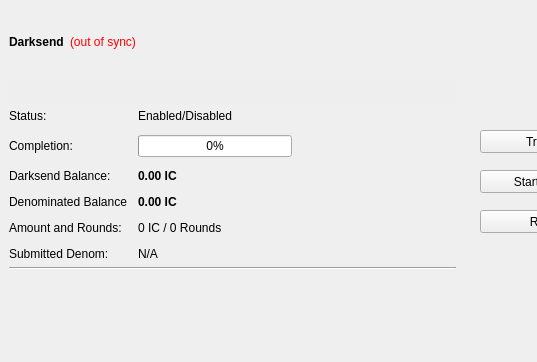
Above: src/qt/forms/darksendpage.ui from umlaeute/KonjCoin before the change; both pictures show x 0 to 537 and y 0 to 362 of the 1189 by 566 pixel window. Below: the same form after it.
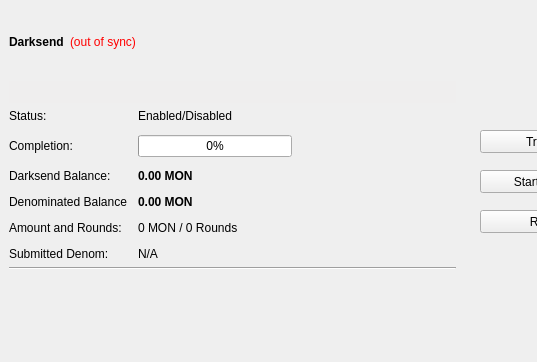
That is the form after the change.

```diff
--- a/src/qt/forms/darksendpage.ui
+++ b/src/qt/forms/darksendpage.ui
@@ -582,7 +582,7 @@
          </font>
         </property>
         <property name="text">
-         <string>0.00 IC</string>
+         <string>0.00 MON</string>
         </property>
        </widget>
       </item>
@@ -596,7 +596,7 @@
       <item row="5" column="1">
        <widget class="QLabel" name="labelAmountRounds">
         <property name="text">
-         <string>0 IC / 0 Rounds</string>
+         <string>0 MON / 0 Rounds</string>
         </property>
        </widget>
       </item>
@@ -633,7 +633,7 @@
          </font>
         </property>
         <property name="text">
-         <string notr="true">0.00 IC</string>
+         <string notr="true">0.00 MON</string>
         </property>
        </widget>
       </item>
```
